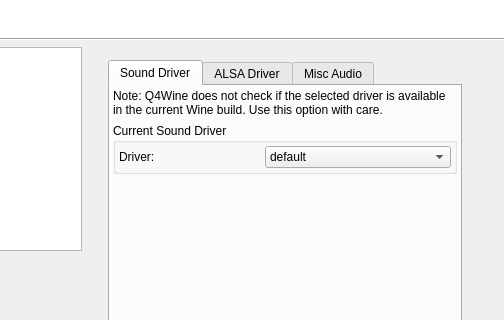
Old version of the form src/q4wine-gui/uis/FakeDriveSettings.ui in the repository brezerk/q4wine; both pictures show x 192 to 696 and y 0 to 320 of the 696 by 436 pixel window.
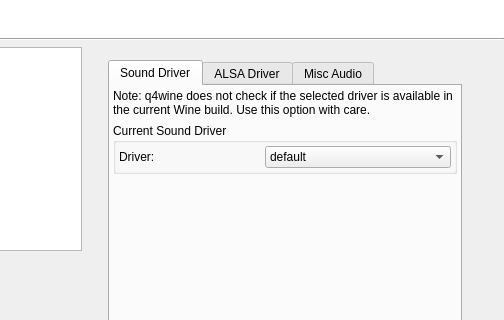
New version of the form. The open tabs and pages were chosen to show the change.

Commit message: Q4Wine -> q4wine

```diff
--- a/src/q4wine-gui/uis/FakeDriveSettings.ui
+++ b/src/q4wine-gui/uis/FakeDriveSettings.ui
@@ -1918,7 +1918,7 @@
             <item>
              <widget class="QLabel" name="label_71">
               <property name="text">
-               <string>Note: Q4Wine does not check if the selected driver is available in the current Wine build. Use this option with care.</string>
+               <string>Note: q4wine does not check if the selected driver is available in the current Wine build. Use this option with care.</string>
               </property>
               <property name="wordWrap">
                <bool>true</bool>
```
The commit also changes 32 other files.
